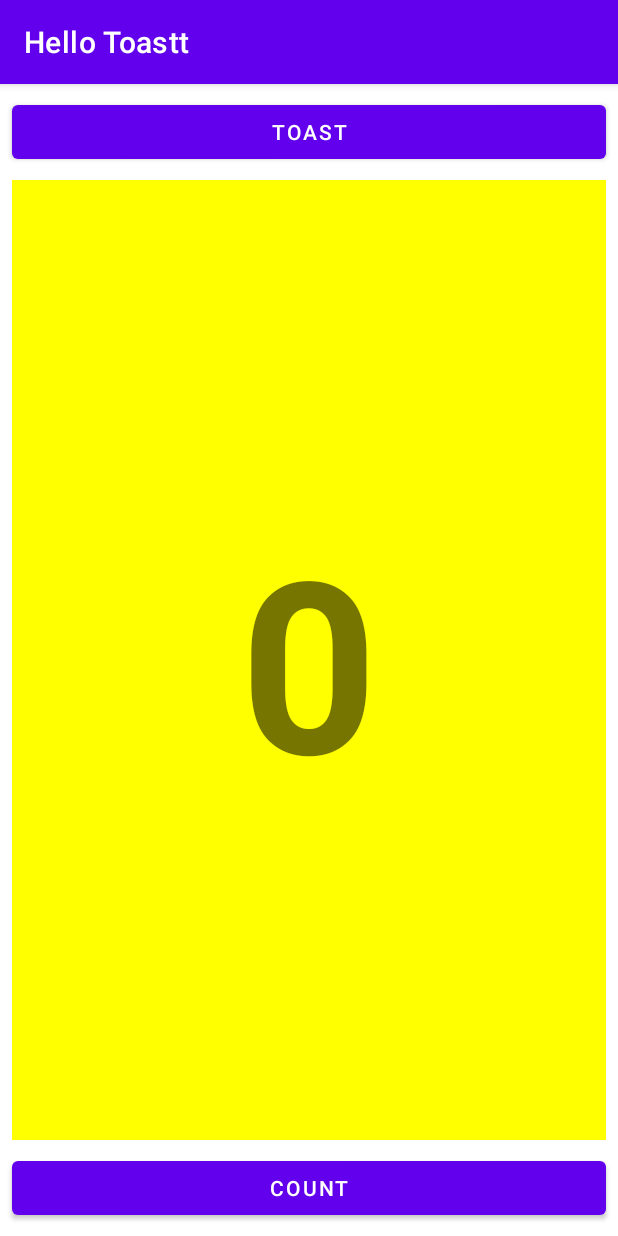
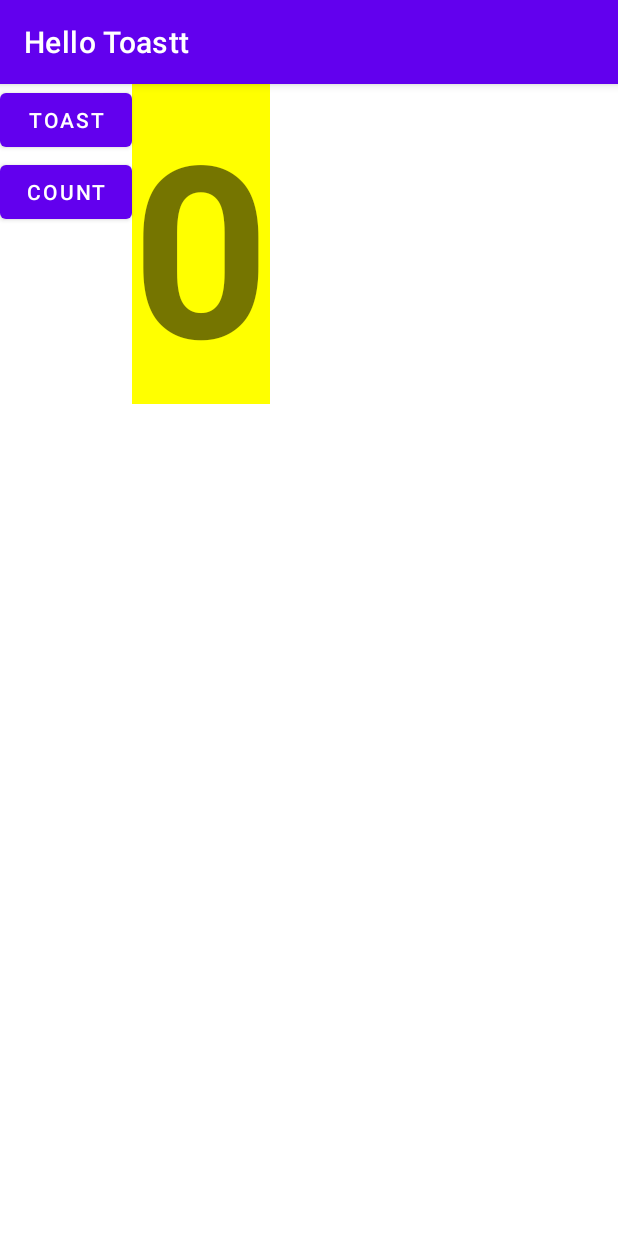
Before and after one commit to ssijann/.Your-first-interactive-UI, an Android app: the screen it shows after launch (MainActivity), on a phone screen of 412 x 824 dp. Run offline under Robolectric (Android 15) with nearby library versions, the phone set to English and light mode, and no system bars.

Commit message:
coding challenge

```diff
--- a/app/src/main/res/layout/activity_main.xml
+++ b/app/src/main/res/layout/activity_main.xml
@@ -8,45 +8,31 @@
 
     <Button
         android:id="@+id/button_toast"
-        android:layout_width="0dp"
-        android:layout_height="wrap_content"
-        android:layout_marginStart="8dp"
-        android:layout_marginTop="8dp"
-        android:layout_marginEnd="8dp"
+        android:layout_width="wrap_content"
+        android:layout_height="48dp"
+        android:onClick="showToast"
         android:text="@string/button_label_toast"
-        app:layout_constraintEnd_toEndOf="parent"
         app:layout_constraintStart_toStartOf="parent"
-        android:onClick="showToast"
         app:layout_constraintTop_toTopOf="parent" />
 
     <Button
         android:id="@+id/button_count"
-        android:layout_width="0dp"
+        android:layout_width="wrap_content"
         android:layout_height="wrap_content"
-        android:layout_marginStart="8dp"
-        android:layout_marginEnd="8dp"
-        android:layout_marginBottom="8dp"
+        android:onClick="countUp"
         android:text="@string/button_label_count"
-        app:layout_constraintBottom_toBottomOf="parent"
-        app:layout_constraintEnd_toEndOf="parent"
-        android:onClick="countUp"
-        app:layout_constraintStart_toStartOf="parent" />
+        app:layout_constraintStart_toStartOf="parent"
+        app:layout_constraintTop_toBottomOf="@+id/button_toast" />
 
     <TextView
         android:id="@+id/show_count"
-        android:layout_width="0dp"
-        android:layout_height="0dp"
-        android:layout_marginStart="8dp"
-        android:layout_marginTop="8dp"
-        android:layout_marginEnd="8dp"
-        android:layout_marginBottom="8dp"
+        android:layout_width="92dp"
+        android:layout_height="wrap_content"
         android:background="#FFFF00"
         android:gravity="center|center_horizontal|center_vertical"
         android:text="@string/count_initial_value"
         android:textSize="160sp"
         android:textStyle="bold"
-        app:layout_constraintBottom_toTopOf="@+id/button_count"
-        app:layout_constraintEnd_toEndOf="parent"
-        app:layout_constraintStart_toStartOf="parent"
-        app:layout_constraintTop_toBottomOf="@+id/button_toast"/>
+        app:layout_constraintStart_toEndOf="@+id/button_toast"
+        app:layout_constraintTop_toTopOf="parent" />
 </androidx.constraintlayout.widget.ConstraintLayout>
```
